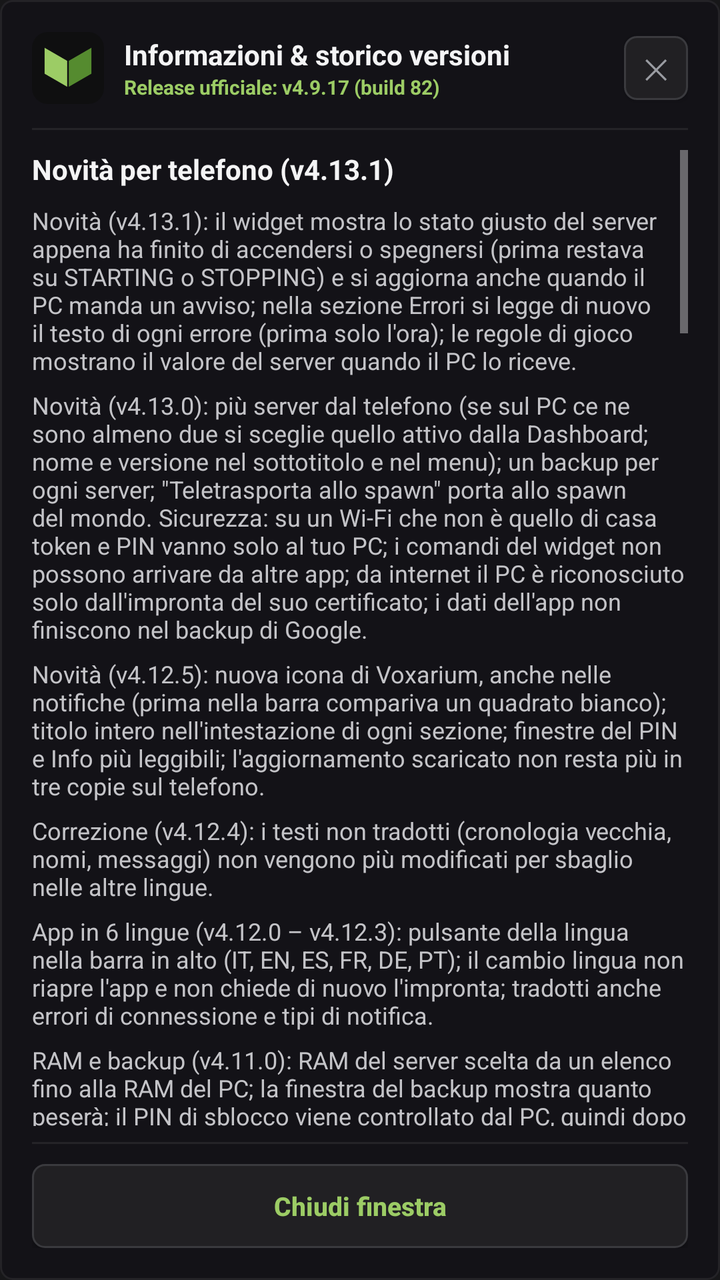
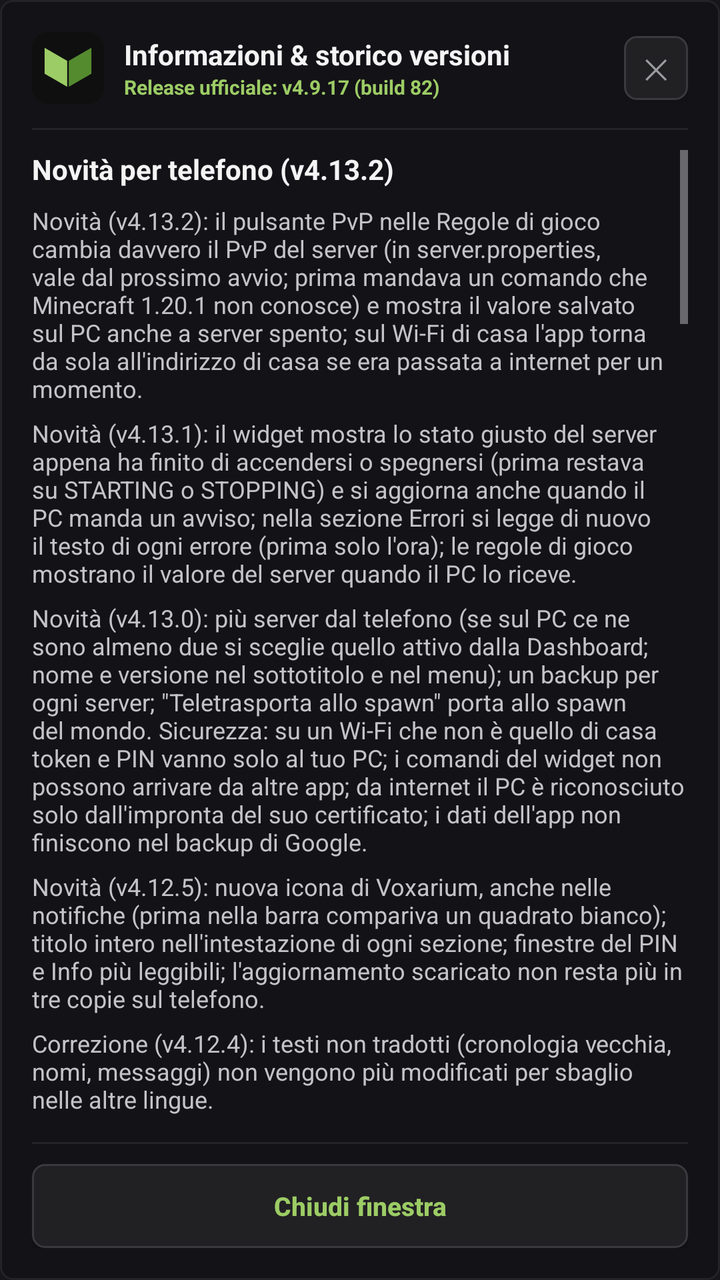

Compare the two renders of this Android layout. The source of the first and the diff that turns it into the second are given below.
<!-- AndroidManifest.xml: application theme AppTheme -->
<!-- res/layout/dialog_info_versions.xml -->
<?xml version="1.0" encoding="utf-8"?>
<LinearLayout xmlns:android="http://schemas.android.com/apk/res/android"
    android:layout_width="match_parent"
    android:layout_height="wrap_content"
    android:orientation="vertical"
    android:background="@drawable/card_bg"
    android:padding="16dp">

    
    <RelativeLayout
        android:layout_width="match_parent"
        android:layout_height="wrap_content"
        android:layout_marginBottom="12dp">

        <ImageView
            android:id="@+id/dialogHeaderInfoIcon"
            android:layout_width="36dp"
            android:layout_height="36dp"
            android:layout_alignParentStart="true"
            android:layout_centerVertical="true"
            android:src="@drawable/ic_launcher" />

        <LinearLayout
            android:layout_width="wrap_content"
            android:layout_height="wrap_content"
            android:layout_toEndOf="@+id/dialogHeaderInfoIcon"
            android:layout_marginStart="10dp"
            android:layout_centerVertical="true"
            android:orientation="vertical">

            <TextView
                android:layout_width="wrap_content"
                android:layout_height="wrap_content"
                android:text="Informazioni &amp; storico versioni"
                android:tag="t:ui.informazioni_storico_versioni"
                android:textColor="#f4f4f5"
                android:textSize="14sp"
                android:textStyle="bold" />

            <TextView
                android:id="@+id/dialogTxtCurrentVersion"
                android:layout_width="wrap_content"
                android:layout_height="wrap_content"
                android:text="Release ufficiale: v4.9.17 (build 82)"
                android:tag="notr"
                android:textColor="#9ccc65"
                android:textSize="10sp"
                android:textStyle="bold" />
        </LinearLayout>

        <Button
            android:id="@+id/dialogBtnCloseTop"
            android:layout_width="32dp"
            android:layout_height="32dp"
            android:layout_alignParentEnd="true"
            android:layout_centerVertical="true"
            android:background="@drawable/btn_slate"
            android:text="✕"
            android:textColor="#9a9ca2"
            android:textSize="14sp" />
    </RelativeLayout>

    <View
        android:layout_width="match_parent"
        android:layout_height="1dp"
        android:background="#242327"
        android:layout_marginBottom="10dp" />

    
    <ScrollView
        android:layout_width="match_parent"
        android:layout_height="0dp"
        android:layout_weight="1"
        android:fillViewport="true"
        android:scrollbars="vertical">

        <LinearLayout
            android:layout_width="match_parent"
            android:layout_height="wrap_content"
            android:orientation="vertical">

            
            <TextView
                android:layout_width="wrap_content"
                android:layout_height="wrap_content"
                android:text="Novità per telefono (v4.13.1)"
                android:tag="t:ui.novita_telefono|v4.13.1"
                android:textColor="#f4f4f5"
                android:textSize="14sp"
                android:textStyle="bold"
                android:layout_marginBottom="8dp" />

            
                <TextView
                    android:layout_width="match_parent"
                    android:layout_height="wrap_content"
                    android:text="Novità (v4.13.1): il widget mostra lo stato giusto del server appena ha finito di accendersi o spegnersi (prima restava su STARTING o STOPPING) e si aggiorna anche quando il PC manda un avviso; nella sezione Errori si legge di nuovo il testo di ogni errore (prima solo l'ora); le regole di gioco mostrano il valore del server quando il PC lo riceve."
                    android:tag="t:ui.novita_v4_13_1_widget"
                    android:textColor="#c4c4c8"
                    android:textSize="12sp"
                    android:layout_marginBottom="6dp" />

                <TextView
                    android:layout_width="match_parent"
                    android:layout_height="wrap_content"
                    android:text="Novità (v4.13.0): più server dal telefono (se sul PC ce ne sono almeno due si sceglie quello attivo dalla Dashboard; nome e versione nel sottotitolo e nel menu); un backup per ogni server; &quot;Teletrasporta allo spawn&quot; porta allo spawn del mondo. Sicurezza: su un Wi-Fi che non è quello di casa token e PIN vanno solo al tuo PC; i comandi del widget non possono arrivare da altre app; da internet il PC è riconosciuto solo dall'impronta del suo certificato; i dati dell'app non finiscono nel backup di Google."
                    android:tag="t:ui.novita_v4_13_0_piu_server"
                    android:textColor="#c4c4c8"
                    android:textSize="12sp"
                    android:layout_marginBottom="6dp" />

                <TextView
                    android:layout_width="match_parent"
                    android:layout_height="wrap_content"
                    android:text="Novità (v4.12.5): nuova icona di Voxarium, anche nelle notifiche (prima nella barra compariva un quadrato bianco); titolo intero nell'intestazione di ogni sezione; finestre del PIN e Info più leggibili; l'aggiornamento scaricato non resta più in tre copie sul telefono."
                    android:tag="t:ui.novita_v4_12_5_icona"
                    android:textColor="#c4c4c8"
                    android:textSize="12sp"
                    android:layout_marginBottom="6dp" />

                <TextView
                    android:layout_width="match_parent"
                    android:layout_height="wrap_content"
                    android:text="Correzione (v4.12.4): i testi non tradotti (cronologia vecchia, nomi, messaggi) non vengono più modificati per sbaglio nelle altre lingue."
                    android:tag="t:ui.correzione_v4_12_4_testi_non_tradotti"
                    android:textColor="#c4c4c8"
                    android:textSize="12sp"
                    android:layout_marginBottom="6dp" />

                <TextView
                    android:layout_width="match_parent"
                    android:layout_height="wrap_content"
                    android:text="App in 6 lingue (v4.12.0 – v4.12.3): pulsante della lingua nella barra in alto (IT, EN, ES, FR, DE, PT); il cambio lingua non riapre l'app e non chiede di nuovo l'impronta; tradotti anche errori di connessione e tipi di notifica."
                    android:tag="t:ui.app_6_lingue_v4_12_0_v4_12_3_pulsante"
                    android:textColor="#c4c4c8"
                    android:textSize="12sp"
                    android:layout_marginBottom="6dp" />

                <TextView
                    android:layout_width="match_parent"
                    android:layout_height="wrap_content"
                    android:text="RAM e backup (v4.11.0): RAM del server scelta da un elenco fino alla RAM del PC; la finestra del backup mostra quanto peserà; il PIN di sblocco viene controllato dal PC, quindi dopo un cambio di PIN vale subito quello nuovo; codice dell'app protetto."
                    android:tag="t:ui.ram_backup_v4_11_0_ram_server_scelta"
                    android:textColor="#c4c4c8"
                    android:textSize="12sp"
                    android:layout_marginBottom="6dp" />

                <TextView
                    android:layout_width="match_parent"
                    android:layout_height="wrap_content"
                    android:text="Avvisi verificati (v4.10.4): l'app mostra solo gli avvisi firmati dal proprio PC, quindi nessuno può mandarne di falsi; tolti due canali di notifica vecchi. Notifiche più puntuali (v4.10.3): quando la rete torna dopo un periodo senza segnale l'app riprende subito a ricevere gli avvisi del PC (prima poteva aspettare fino a 5 minuti). Correzioni (v4.10.2): dopo la prima configurazione la schermata Connessione mostra gli indirizzi salvati (prima, salvando da lì, si perdevano); ping mostrato solo a server acceso; titolo della testata non più sovrapposto allo stato."
                    android:tag="t:ui.avvisi_verificati_v4_10_4_app_mostra"
                    android:textColor="#c4c4c8"
                    android:textSize="12sp"
                    android:layout_marginBottom="6dp" />


                <TextView
                    android:layout_width="match_parent"
                    android:layout_height="wrap_content"
                    android:text="Nome Voxarium (v4.10.1) e accesso da fuori casa senza tunnel (v4.10.0): collegamento in HTTPS all'IP pubblico del PC, riconosciuto dall'impronta del suo certificato; nuovo aspetto come il pannello PC."
                    android:tag="t:ui.nome_voxarium_v4_10_1_accesso_fuori"
                    android:textColor="#c4c4c8"
                    android:textSize="12sp"
                    android:layout_marginBottom="6dp" />


            <LinearLayout
                android:layout_width="match_parent"
                android:layout_height="wrap_content"
                android:orientation="vertical"
                android:background="#131217"
                android:padding="12dp"
                android:layout_marginBottom="12dp">

                <TextView
                    android:layout_width="wrap_content"
                    android:layout_height="wrap_content"
                    android:text="Novità smartphone (app Android APK):"
                    android:tag="t:ui.novita_smartphone_app_android_apk"
                    android:textColor="#9a9ca2"
                    android:textSize="14sp"
                    android:textStyle="bold"
                    android:layout_marginBottom="6dp" />

                <TextView
                    android:layout_width="match_parent"
                    android:layout_height="wrap_content"
                    android:text="• Modalità Auto, Wi-Fi e Internet:\nIn Auto l'app usa l'indirizzo di casa sul Wi-Fi e quello da internet con i dati mobili, e passa dall'uno all'altro da sola.\n\n• Indirizzi sempre aggiornati:\nQuando cambia l'indirizzo del PC, il PC lo manda all'app con un messaggio firmato (ntfy): l'app accetta solo quelli del proprio PC.\n\n• Widget Schermata Home (2x2 / 4x1):\nStato del server, TPS, RAM e giocatori con comandi rapidi a un tocco.\n\n• Sblocco con PIN del PC e notifiche anche ad app chiusa."
                    android:tag="t:ui.modalita_auto_wi_fi_internet_auto_app"
                    android:textColor="#f4f4f5"
                    android:textSize="12sp"
                    android:lineSpacingExtra="3dp" />
            </LinearLayout>

            
            <TextView
                android:layout_width="wrap_content"
                android:layout_height="wrap_content"
                android:text="Cronologia versioni telefono"
                android:tag="t:ui.cronologia_versioni_telefono"
                android:textColor="#f4f4f5"
                android:textSize="14sp"
                android:textStyle="bold"
                android:layout_marginBottom="8dp" />

            <LinearLayout
                android:layout_width="match_parent"
                android:layout_height="wrap_content"
                android:orientation="vertical"
                android:background="#0f0f11"
                android:padding="12dp"
                android:layout_marginBottom="8dp">

                <TextView
                    android:layout_width="match_parent"
                    android:layout_height="wrap_content"
                    android:text="• v4.13.1 (Build 107):
Widget con lo stato del server aggiornato; testo degli errori di nuovo visibile; regole di gioco lette dal server."
                    android:tag="t:ui.v4_13_1_build_107_widget"
                    android:textColor="#c4c4c8"
                    android:textSize="12sp"
                    android:layout_marginBottom="4dp" />

                <TextView
                    android:layout_width="match_parent"
                    android:layout_height="wrap_content"
                    android:text="• v4.13.0 (Build 105):\nPiù server dal telefono; un backup per ogni server; teletrasporto allo spawn del mondo; più sicurezza su Wi-Fi esterni, nel widget e nel collegamento da internet."
                    android:tag="t:ui.v4_13_0_build_105_server"
                    android:textColor="#c4c4c8"
                    android:textSize="12sp"
                    android:layout_marginBottom="4dp" />

                <TextView
                    android:layout_width="match_parent"
                    android:layout_height="wrap_content"
                    android:text="• v4.12.5 (Build 102):\nNuova icona; titoli interi nell'intestazione; finestre del PIN e Info più leggibili; aggiornamento scaricato in una sola copia."
                    android:tag="t:ui.v4_12_5_build_102_icona"
                    android:textColor="#c4c4c8"
                    android:textSize="12sp"
                    android:layout_marginBottom="4dp" />

                <TextView
                    android:layout_width="match_parent"
                    android:layout_height="wrap_content"
                    android:text="• v4.12.4 (Build 96):\nI testi non tradotti non vengono più modificati per sbaglio nelle altre lingue."
                    android:tag="t:ui.v4_12_4_build_96_testi_non_tradotti"
                    android:textColor="#c4c4c8"
                    android:textSize="12sp"
                    android:layout_marginBottom="4dp" />

                <TextView
                    android:layout_width="match_parent"
                    android:layout_height="wrap_content"
                    android:text="• v4.12.3 (Build 95):\nTradotti errori di connessione e tipi di notifica.\n• v4.12.2 (Build 94):\nIl cambio lingua non riapre l'app e non chiede di nuovo l'impronta.\n• v4.12.1 (Build 93):\nPulsante della lingua nella barra in alto.\n• v4.12.0 (Build 92):\nApp in 6 lingue: italiano, inglese, spagnolo, francese, tedesco e portoghese.\n• v4.11.0 (Build 91):\nRAM del server fino alla RAM del PC; peso del backup; PIN controllato dal PC; codice protetto."
                    android:tag="t:ui.v4_12_3_build_95_tradotti_errori"
                    android:textColor="#c4c4c8"
                    android:textSize="12sp"
                    android:layout_marginBottom="8dp" />

                <TextView
                    android:layout_width="match_parent"
                    android:layout_height="wrap_content"
                    android:tag="notr"
                    android:text="• v4.10.4 (Build 90):
Solo avvisi firmati dal proprio PC; canali di notifica riordinati.
• v4.10.3 (Build 89):
Avvisi del PC ripresi subito al ritorno della rete.
• v4.10.2 (Build 88):\nSchermata Connessione con gli indirizzi salvati dopo la prima configurazione; ping solo a server acceso; testata sistemata; finestra Info aggiornata.\n• v4.10.1 (Build 87):\nL'app si chiama Voxarium.\n• v4.10.0 (Build 86):\nAccesso da fuori casa in HTTPS sull'IP pubblico del PC (tunnel Cloudflare tolto); nuovo aspetto come il pannello PC.\n• v4.9.18 – v4.9.20 (Build 83-85):\nCanale notifiche proprio per ogni PC; meno richieste a ntfy.sh; avviso se il PC usa ancora il PIN predefinito.\n• v4.9.17 (Build 82):
Sicurezza push avanzata: verifica obbligatoria firma crittografica HMAC-SHA256 con push_secret su tutti i messaggi ntfy; topic ntfy dinamico configurato direttamente dal server al login (/api/auth/verify) con riconnessione a caldo in background.
• v4.9.15 (Build 80):
Bonifica totale lettere accentate italiane (à, è, é, ì, ò, ù, È, À) in tutte le schermate, toast e dialoghi; flag compilatore -encoding UTF-8 forzato stabilmente.
• v4.9.14 (Build 79):
Grafica ufficiale Minecraft: blocchi 3D in testata e dashboard, avatar skin teste reali per i giocatori connessi via mc-heads.
• v4.9.13 (Build 78):
Stabilizzazione handshake rete LAN e tunneling Cloudflare.
• v4.9.12 (Build 77):
Risoluzione bug audit dal vivo: giocatori online, conferma backup con opzione Drive, pulsante annulla, stati stopping/restarting/crash, gamerules dal server e avanzamento ripristino.
• v4.9.11 (Build 76):
Login con PIN, header X-Admin-Token, download APK atomico anti-troncamento e timeout ntfy 120s.
• v4.9.10 (Build 75):
Sincronizzazione automatica bidirezionale diretta da /api/network e fallback ntfy.
• v4.9.5 (Build 69):\nSchermata Info esclusiva per smartphone e visualizzazione pulita.\n\n• v4.9.4 (Build 68):\nTasti modalità dinamici con vibrazione aptica e auto-switch Wi-Fi ↔ 4G/5G.\n\n• v4.9.1 (Build 64):\nNuovo popup info (ⓘ) con card compatta e controlli veloci.\n\n• v4.8.6 (Build 62):\nSbloccato tasto 'Verifica Aggiornamenti' nelle Impostazioni e WakeLock anti-Doze.\n\n• v4.8.5 (Build 61):\nFinestra diagnostica completa per Crash Report con traceback Java.\n\n• v4.8.0 (Build 60):\nRipristino automatico backup mondo ZIP da cloud/locale e pulizia log obsoleti.\n\n• v4.7.0 (Build 59):\nConfigurazione notifiche push prioritarie tramite canale ntfy dedicato."
                    android:textColor="#9a9ca2"
                    android:textSize="12sp"
                    android:lineSpacingExtra="3dp" />
            </LinearLayout>
        </LinearLayout>
    </ScrollView>

    <View
        android:layout_width="match_parent"
        android:layout_height="1dp"
        android:background="#242327"
        android:layout_marginTop="8dp"
        android:layout_marginBottom="10dp" />

    
    <Button
        android:id="@+id/dialogBtnCloseBottom"
        android:layout_width="match_parent"
        android:layout_height="42dp"
        android:background="@drawable/btn_slate"
        android:text="Chiudi finestra"
        android:tag="t:ui.chiudi_finestra"
        android:textColor="#9ccc65"
        android:textSize="13sp"
        android:textStyle="bold" />
</LinearLayout>
<!-- resources referenced by this layout -->
<resources>
  <!-- drawable btn_slate (drawable) -->
  <?xml version="1.0" encoding="utf-8"?>
  <selector xmlns:android="http://schemas.android.com/apk/res/android">
      <item android:state_pressed="true">
          <shape android:shape="rectangle">
          <solid android:color="#2a2a2e" />
          <corners android:radius="6dp" />
          <stroke android:width="1dp" android:color="#4a4a4f" />
      </shape>
      </item>
      <item android:state_enabled="false">
          <shape android:shape="rectangle">
          <solid android:color="#171719" />
          <corners android:radius="6dp" />
          <stroke android:width="1dp" android:color="#242327" />
      </shape>
      </item>
      <item>
          <shape android:shape="rectangle">
          <solid android:color="#212023" />
          <corners android:radius="6dp" />
          <stroke android:width="1dp" android:color="#3a3a3e" />
      </shape>
      </item>
  </selector>
  <!-- drawable card_bg (drawable) -->
  <?xml version="1.0" encoding="utf-8"?>
  <shape xmlns:android="http://schemas.android.com/apk/res/android" android:shape="rectangle">
          <solid android:color="#131217" />
          <corners android:radius="6dp" />
          <stroke android:width="1dp" android:color="#242327" />
      </shape>
  <!-- drawable ic_launcher: png bitmap (drawable, 4230 bytes) -->
  <style name="AppTheme" parent="@android:style/Theme.Material.NoActionBar">
          <item name="android:colorPrimary">#7cb342</item>
          <item name="android:colorPrimaryDark">#171719</item>
          <item name="android:colorAccent">#9ccc65</item>
          <item name="android:windowBackground">#171719</item>
          <item name="android:statusBarColor">#171719</item>
          <item name="android:navigationBarColor">#171719</item>
          <item name="android:windowDrawsSystemBarBackgrounds">true</item>
          <item name="android:textColor">#f4f4f5</item>
          <item name="android:textColorHint">#8a8c92</item>
          <item name="android:buttonStyle">@style/AppButton</item>
          <item name="android:alertDialogTheme">@style/AppDialog</item>
      </style>
  <style name="AppButton" parent="@android:style/Widget.Material.Button">
          <item name="android:textAllCaps">false</item>
      </style>
  <style name="AppDialog" parent="@android:style/Theme.Material.Dialog.Alert">
          <item name="android:windowBackground">@drawable/dialog_bg</item>
          <item name="android:colorAccent">#9ccc65</item>
          <item name="android:textColorPrimary">#f4f4f5</item>
          <item name="android:textColor">#f4f4f5</item>
          <item name="android:textColorSecondary">#c4c4c8</item>
          <item name="android:textColorHint">#8a8c92</item>
          <item name="android:buttonBarButtonStyle">@style/AppDialogButton</item>
      </style>
  <!-- drawable dialog_bg (drawable) -->
  <?xml version="1.0" encoding="utf-8"?>
  <inset xmlns:android="http://schemas.android.com/apk/res/android"
      android:insetLeft="16dp"
      android:insetRight="16dp"
      android:insetTop="16dp"
      android:insetBottom="16dp">
      <shape android:shape="rectangle">
          <solid android:color="#212023" />
          <corners android:radius="6dp" />
          <stroke android:width="1dp" android:color="#3a3a3e" />
      </shape>
  </inset>
  <style name="AppDialogButton" parent="@android:style/Widget.Material.Button.Borderless.Colored">
          <item name="android:textAllCaps">false</item>
          <item name="android:textColor">#9ccc65</item>
          <item name="android:textSize">15sp</item>
      </style>
</resources>

<!-- the commit's change to res/layout/dialog_info_versions.xml (unified diff, before → after) -->
@@ -83,14 +83,23 @@
             <TextView
                 android:layout_width="wrap_content"
                 android:layout_height="wrap_content"
-                android:text="Novità per telefono (v4.13.1)"
-                android:tag="t:ui.novita_telefono|v4.13.1"
+                android:text="Novità per telefono (v4.13.2)"
+                android:tag="t:ui.novita_telefono|v4.13.2"
                 android:textColor="#f4f4f5"
                 android:textSize="14sp"
                 android:textStyle="bold"
                 android:layout_marginBottom="8dp" />
 
             
+                <TextView
+                    android:layout_width="match_parent"
+                    android:layout_height="wrap_content"
+                    android:text="Novità (v4.13.2): il pulsante PvP nelle Regole di gioco cambia davvero il PvP del server (in server.properties, vale dal prossimo avvio; prima mandava un comando che Minecraft 1.20.1 non conosce) e mostra il valore salvato sul PC anche a server spento; sul Wi-Fi di casa l'app torna da sola all'indirizzo di casa se era passata a internet per un momento."
+                    android:tag="t:ui.novita_v4_13_2_pvp"
+                    android:textColor="#c4c4c8"
+                    android:textSize="12sp"
+                    android:layout_marginBottom="6dp" />
+
                 <TextView
                     android:layout_width="match_parent"
                     android:layout_height="wrap_content"
@@ -211,6 +220,16 @@
                 android:background="#0f0f11"
                 android:padding="12dp"
                 android:layout_marginBottom="8dp">
+
+                <TextView
+                    android:layout_width="match_parent"
+                    android:layout_height="wrap_content"
+                    android:text="• v4.13.2 (Build 108):
+Pulsante PvP funzionante (server.properties); ritorno automatico al Wi-Fi di casa."
+                    android:tag="t:ui.v4_13_2_build_108_pvp"
+                    android:textColor="#c4c4c8"
+                    android:textSize="12sp"
+                    android:layout_marginBottom="4dp" />
 
                 <TextView
                     android:layout_width="match_parent"
